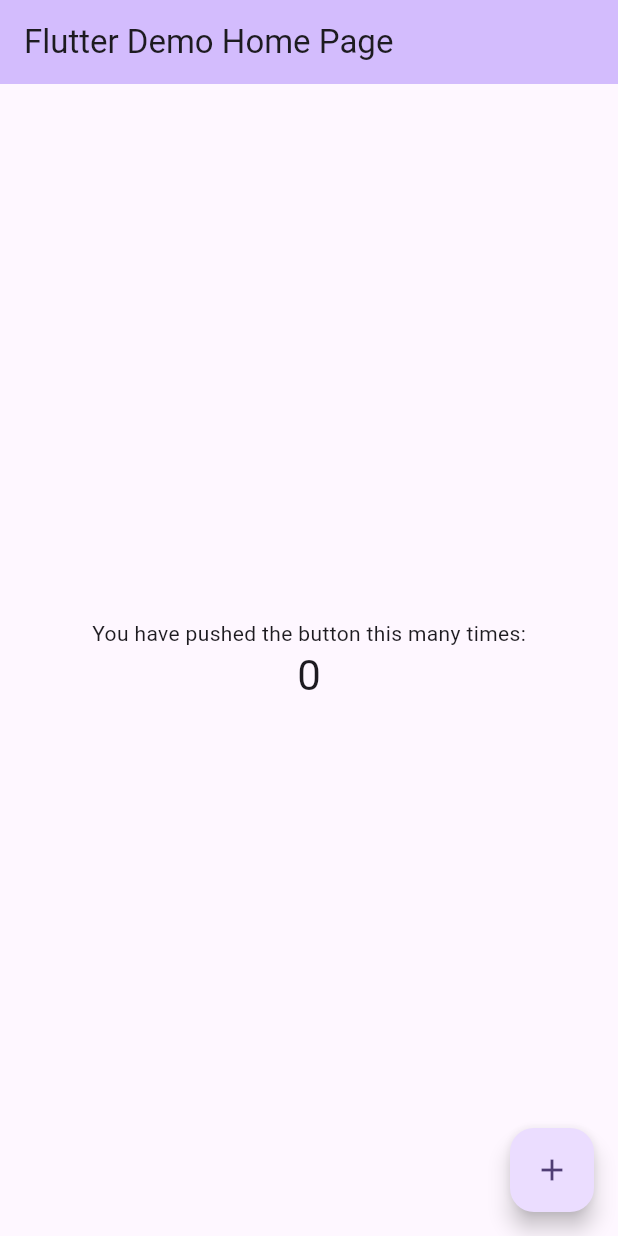
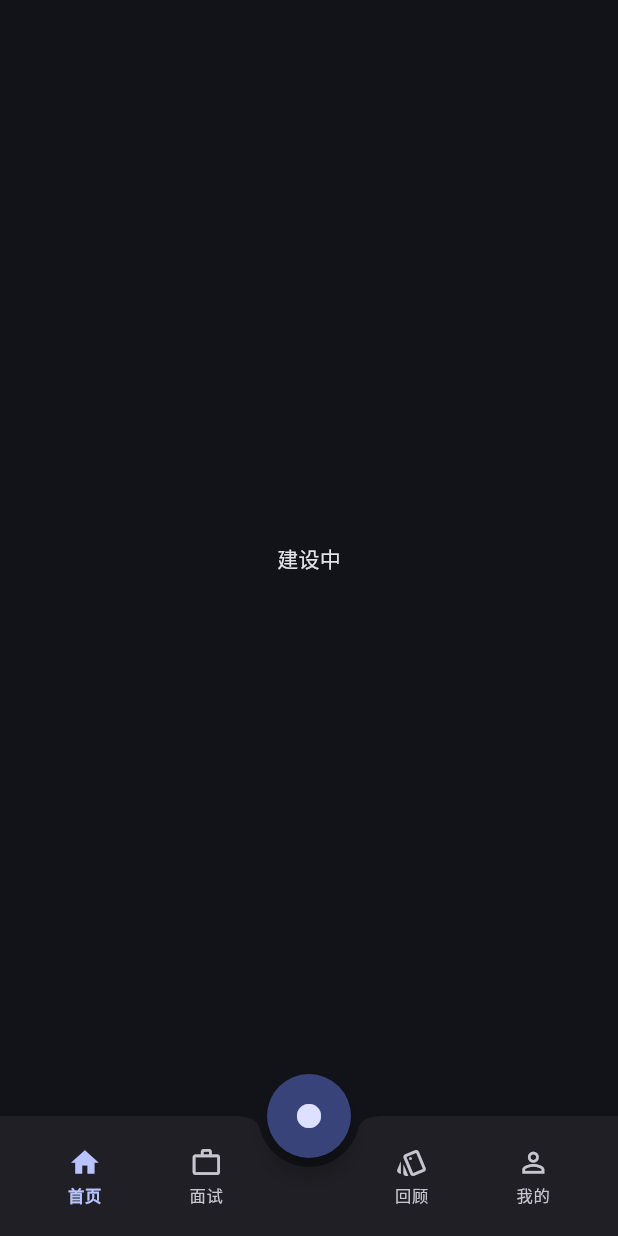
Before and after one commit to MaoXinze/InterviewVault, a Flutter app: the screen it shows after launch, on a phone screen of 412 x 824 dp. Run offline on Flutter 3.47's test engine with Material 3 defaults, Android fonts, the phone set to English and light mode, and no system bars; our stand-ins replace flutter_riverpod, go_router.

Commit message:
W1-Step2: 核心层 — Material 3 主题（暗色优先可切浅色）+ go_router StatefulShellRoute 四 Tab + 中央⏺全屏录音页（底栏带缺口）

```diff
--- /dev/null
+++ b/interview_vault/lib/core/router.dart
@@ -0,0 +1,175 @@
+import 'package:flutter/material.dart';
+import 'package:go_router/go_router.dart';
+
+import '../features/home/presentation/home_page.dart';
+import '../features/interviews/presentation/interviews_page.dart';
+import '../features/recording/presentation/recording_page.dart';
+import '../features/review/presentation/review_page.dart';
+import '../features/settings/presentation/settings_page.dart';
+
+/// 四 Tab + 中央 ⏺（AGENTS 命名铁律：首页 / 面试 / ⏺ / 回顾 / 我的）。
+///
+/// 中央录音按钮不占 Tab 位：录音页为全屏路由，离开 Shell 以避免
+/// 录音过程中误触 Tab 切换。
+final appRouter = GoRouter(
+  initialLocation: '/home',
+  routes: [
+    StatefulShellRoute.indexedStack(
+      builder: (context, state, navigationShell) =>
+          AppShell(navigationShell: navigationShell),
+      branches: [
+        StatefulShellBranch(
+          routes: [
+            GoRoute(
+              path: '/home',
+              builder: (context, state) => const HomePage(),
+            ),
+          ],
+        ),
+        StatefulShellBranch(
+          routes: [
+            GoRoute(
+              path: '/interviews',
+              builder: (context, state) => const InterviewsPage(),
+            ),
+          ],
+        ),
+        StatefulShellBranch(
+          routes: [
+            GoRoute(
+              path: '/review',
+              builder: (context, state) => const ReviewPage(),
+            ),
+          ],
+        ),
+        StatefulShellBranch(
+          routes: [
+            GoRoute(
+              path: '/settings',
+              builder: (context, state) => const SettingsPage(),
+            ),
+          ],
+        ),
+      ],
+    ),
+    GoRoute(
+      path: '/record',
+      builder: (context, state) => const RecordingPage(),
+    ),
+  ],
+);
+
+class AppShell extends StatelessWidget {
+  const AppShell({super.key, required this.navigationShell});
+
+  final StatefulNavigationShell navigationShell;
+
+  void _goBranch(int index) => navigationShell.goBranch(
+        index,
+        initialLocation: index == navigationShell.currentIndex,
+      );
+
+  @override
+  Widget build(BuildContext context) {
+    return Scaffold(
+      body: navigationShell,
+      floatingActionButton: FloatingActionButton(
+        key: const Key('tab_record'),
+        onPressed: () => context.push('/record'),
+        shape: const CircleBorder(),
+        child: const Icon(Icons.fiber_manual_record),
+      ),
+      floatingActionButtonLocation: FloatingActionButtonLocation.centerDocked,
+      bottomNavigationBar: BottomAppBar(
+        shape: const CircularNotchedRectangle(),
+        notchMargin: 6,
+        child: Row(
+          mainAxisAlignment: MainAxisAlignment.spaceAround,
+          children: [
+            _TabItem(
+              icon: Icons.home_outlined,
+              activeIcon: Icons.home,
+              label: '首页',
+              selected: navigationShell.currentIndex == 0,
+              onTap: () => _goBranch(0),
+            ),
+            _TabItem(
+              icon: Icons.work_outline,
+              activeIcon: Icons.work,
+              label: '面试',
+              selected: navigationShell.currentIndex == 1,
+              onTap: () => _goBranch(1),
+            ),
+            const SizedBox(width: 56),
+            _TabItem(
+              icon: Icons.style_outlined,
+              activeIcon: Icons.style,
+              label: '回顾',
+              selected: navigationShell.currentIndex == 2,
+              onTap: () => _goBranch(2),
+            ),
+            _TabItem(
+              icon: Icons.person_outline,
+              activeIcon: Icons.person,
+              label: '我的',
+              selected: navigationShell.currentIndex == 3,
+              onTap: () => _goBranch(3),
+            ),
+          ],
+        ),
+      ),
+    );
+  }
+}
+
+class _TabItem extends StatelessWidget {
+  const _TabItem({
+    required this.icon,
+    required this.activeIcon,
+    required this.label,
+    required this.selected,
+    required this.onTap,
+  });
+
+  final IconData icon;
+  final IconData activeIcon;
+  final String label;
+  final bool selected;
+  final VoidCallback onTap;
+
+  @override
+  Widget build(BuildContext context) {
+    final colorScheme = Theme.of(context).colorScheme;
+    final color = selected
+        ? colorScheme.primary
+        : colorScheme.onSurfaceVariant;
+    return Expanded(
+      child: InkWell(
+        onTap: onTap,
+        borderRadius: BorderRadius.circular(12),
+        child: Padding(
+          padding: const EdgeInsets.symmetric(vertical: 8),
+          // FittedBox 兜底：任何字体度量下都不溢出底栏高度。
+          child: FittedBox(
+            fit: BoxFit.scaleDown,
+            child: Column(
+              mainAxisSize: MainAxisSize.min,
+              children: [
+                Icon(selected ? activeIcon : icon, color: color, size: 24),
+                const SizedBox(height: 4),
+                Text(
+                  label,
+                  style: Theme.of(context).textTheme.labelMedium?.copyWith(
+                        color: color,
+                        fontWeight:
+                            selected ? FontWeight.w600 : FontWeight.w400,
+                      ),
+                ),
+              ],
+            ),
+          ),
+        ),
+      ),
+    );
+  }
+}
--- /dev/null
+++ b/interview_vault/lib/core/theme.dart
@@ -0,0 +1,45 @@
+import 'package:flutter/material.dart';
+import 'package:flutter_riverpod/flutter_riverpod.dart';
+
+/// Material 3 主题：暗色模式优先，可切浅色（我的页提供切换入口）。
+abstract final class AppTheme {
+  /// 主色：沉稳的靛蓝，深浅两种模式下都有足够对比度。
+  static const Color seedColor = Color(0xFF4C6FFF);
+
+  static final ThemeData light = _build(Brightness.light);
+  static final ThemeData dark = _build(Brightness.dark);
+
+  static ThemeData _build(Brightness brightness) {
+    final colorScheme = ColorScheme.fromSeed(
+      seedColor: seedColor,
+      brightness: brightness,
+    );
+    return ThemeData(
+      useMaterial3: true,
+      colorScheme: colorScheme,
+      scaffoldBackgroundColor: colorScheme.surface,
+      cardTheme: CardThemeData(
+        elevation: 0,
+        color: colorScheme.surfaceContainerLow,
+        shape: RoundedRectangleBorder(borderRadius: BorderRadius.circular(12)),
+      ),
+      navigationBarTheme: NavigationBarThemeData(
+        backgroundColor: colorScheme.surfaceContainerLow,
+      ),
+    );
+  }
+}
+
+/// 暗色模式优先：默认 ThemeMode.dark，W1 提供内存级切换（W4 打磨时再持久化）。
+class ThemeModeNotifier extends Notifier<ThemeMode> {
+  @override
+  ThemeMode build() => ThemeMode.dark;
+
+  void set(ThemeMode mode) => state = mode;
+
+  void toggle() =>
+      state = state == ThemeMode.dark ? ThemeMode.light : ThemeMode.dark;
+}
+
+final themeModeProvider =
+    NotifierProvider<ThemeModeNotifier, ThemeMode>(ThemeModeNotifier.new);
--- /dev/null
+++ b/interview_vault/lib/features/home/presentation/home_page.dart
@@ -0,0 +1,14 @@
+import 'package:flutter/material.dart';
+
+/// 首页（W1 Step5 填充真实内容：快捷入口、今日汇总、待回顾数）。
+class HomePage extends StatelessWidget {
+  const HomePage({super.key});
+
+  @override
+  Widget build(BuildContext context) {
+    return const Scaffold(
+      key: Key('page_home'),
+      body: Center(child: Text('建设中')),
+    );
+  }
+}
--- a/interview_vault/lib/main.dart
+++ b/interview_vault/lib/main.dart
@@ -1,122 +1,33 @@
 import 'package:flutter/material.dart';
+import 'package:flutter_localizations/flutter_localizations.dart';
+import 'package:flutter_riverpod/flutter_riverpod.dart';
+
+import 'core/router.dart';
+import 'core/theme.dart';
 
 void main() {
-  runApp(const MyApp());
+  runApp(const ProviderScope(child: InterviewVaultApp()));
 }
 
-class MyApp extends StatelessWidget {
-  const MyApp({super.key});
+class InterviewVaultApp extends ConsumerWidget {
+  const InterviewVaultApp({super.key});
 
-  // This widget is the root of your application.
   @override
-  Widget build(BuildContext context) {
-    return MaterialApp(
-      title: 'Flutter Demo',
-      theme: ThemeData(
-        // This is the theme of your application.
-        //
-        // TRY THIS: Try running your application with "flutter run". You'll see
-        // the application has a purple toolbar. Then, without quitting the app,
-        // try changing the seedColor in the colorScheme below to Colors.green
-        // and then invoke "hot reload" (save your changes or press the "hot
-        // reload" button in a Flutter-supported IDE, or press "r" if you used
-        // the command line to start the app).
-        //
-        // Notice that the counter didn't reset back to zero; the application
-        // state is not lost during the reload. To reset the state, use hot
-        // restart instead.
-        //
-        // This works for code too, not just values: Most code changes can be
-        // tested with just a hot reload.
-        colorScheme: .fromSeed(seedColor: Colors.deepPurple),
-      ),
-      home: const MyHomePage(title: 'Flutter Demo Home Page'),
+  Widget build(BuildContext context, WidgetRef ref) {
+    final themeMode = ref.watch(themeModeProvider);
+    return MaterialApp.router(
+      title: 'InterviewVault',
+      theme: AppTheme.light,
+      darkTheme: AppTheme.dark,
+      themeMode: themeMode,
+      routerConfig: appRouter,
+      localizationsDelegates: const [
+        GlobalMaterialLocalizations.delegate,
+        GlobalWidgetsLocalizations.delegate,
+        GlobalCupertinoLocalizations.delegate,
+      ],
+      supportedLocales: const [Locale('zh'), Locale('en')],
+      locale: const Locale('zh'),
     );
   }
 }
-
-class MyHomePage extends StatefulWidget {
-  const MyHomePage({super.key, required this.title});
-
-  // This widget is the home page of your application. It is stateful, meaning
-  // that it has a State object (defined below) that contains fields that affect
-  // how it looks.
-
-  // This class is the configuration for the state. It holds the values (in this
-  // case the title) provided by the parent (in this case the App widget) and
-  // used by the build method of the State. Fields in a Widget subclass are
-  // always marked "final".
-
-  final String title;
-
-  @override
-  State<MyHomePage> createState() => _MyHomePageState();
-}
-
-class _MyHomePageState extends State<MyHomePage> {
-  int _counter = 0;
-
-  void _incrementCounter() {
-    setState(() {
-      // This call to setState tells the Flutter framework that something has
-      // changed in this State, which causes it to rerun the build method below
-      // so that the display can reflect the updated values. If we changed
-      // _counter without calling setState(), then the build method would not be
-      // called again, and so nothing would appear to happen.
-      _counter++;
-    });
-  }
-
-  @override
-  Widget build(BuildContext context) {
-    // This method is rerun every time setState is called, for instance as done
-    // by the _incrementCounter method above.
-    //
-    // The Flutter framework has been optimized to make rerunning build methods
-    // fast, so that you can just rebuild anything that needs updating rather
-    // than having to individually change instances of widgets.
-    return Scaffold(
-      appBar: AppBar(
-        // TRY THIS: Try changing the color here to a specific color (to
-        // Colors.amber, perhaps?) and trigger a hot reload to see the AppBar
-        // change color while the other colors stay the same.
-        backgroundColor: Theme.of(context).colorScheme.inversePrimary,
-        // Here we take the value from the MyHomePage object that was created by
-        // the App.build method, and use it to set our appbar title.
-        title: Text(widget.title),
-      ),
-      body: Center(
-        // Center is a layout widget. It takes a single child and positions it
-        // in the middle of the parent.
-        child: Column(
-          // Column is also a layout widget. It takes a list of children and
-          // arranges them vertically. By default, it sizes itself to fit its
-          // children horizontally, and tries to be as tall as its parent.
-          //
-          // Column has various properties to control how it sizes itself and
-          // how it positions its children. Here we use mainAxisAlignment to
-          // center the children vertically; the main axis here is the vertical
-          // axis because Columns are vertical (the cross axis would be
-          // horizontal).
-          //
-          // TRY THIS: Invoke "debug painting" (choose the "Toggle Debug Paint"
-          // action in the IDE, or press "p" in the console), to see the
-          // wireframe for each widget.
-          mainAxisAlignment: .center,
-          children: [
-            const Text('You have pushed the button this many times:'),
-            Text(
-              '$_counter',
-              style: Theme.of(context).textTheme.headlineMedium,
-            ),
-          ],
-        ),
-      ),
-      floatingActionButton: FloatingActionButton(
-        onPressed: _incrementCounter,
-        tooltip: 'Increment',
-        child: const Icon(Icons.add),
-      ),
-    );
-  }
-}
```
Also changed, not shown: interview_vault/lib/features/interviews/presentation/interviews_page.dart (added, +14 -0 lines), interview_vault/lib/features/recording/presentation/recording_page.dart (added, +15 -0 lines), interview_vault/lib/features/review/presentation/review_page.dart (added, +14 -0 lines), interview_vault/lib/features/settings/presentation/settings_page.dart (added, +14 -0 lines), 2 other files.
